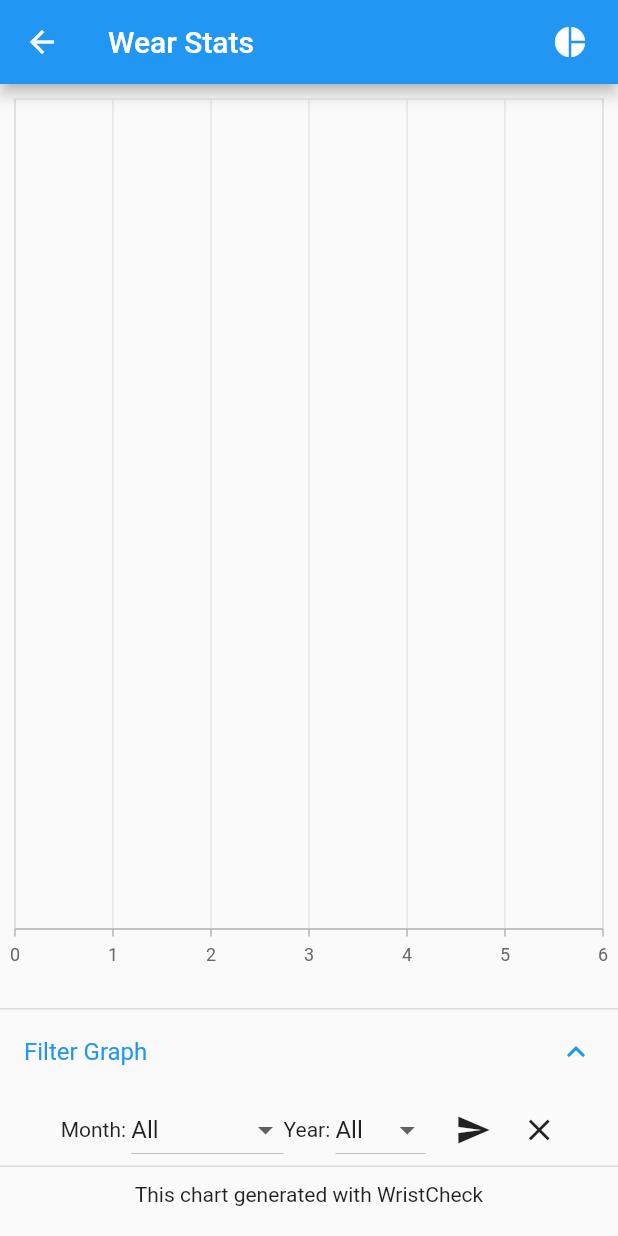
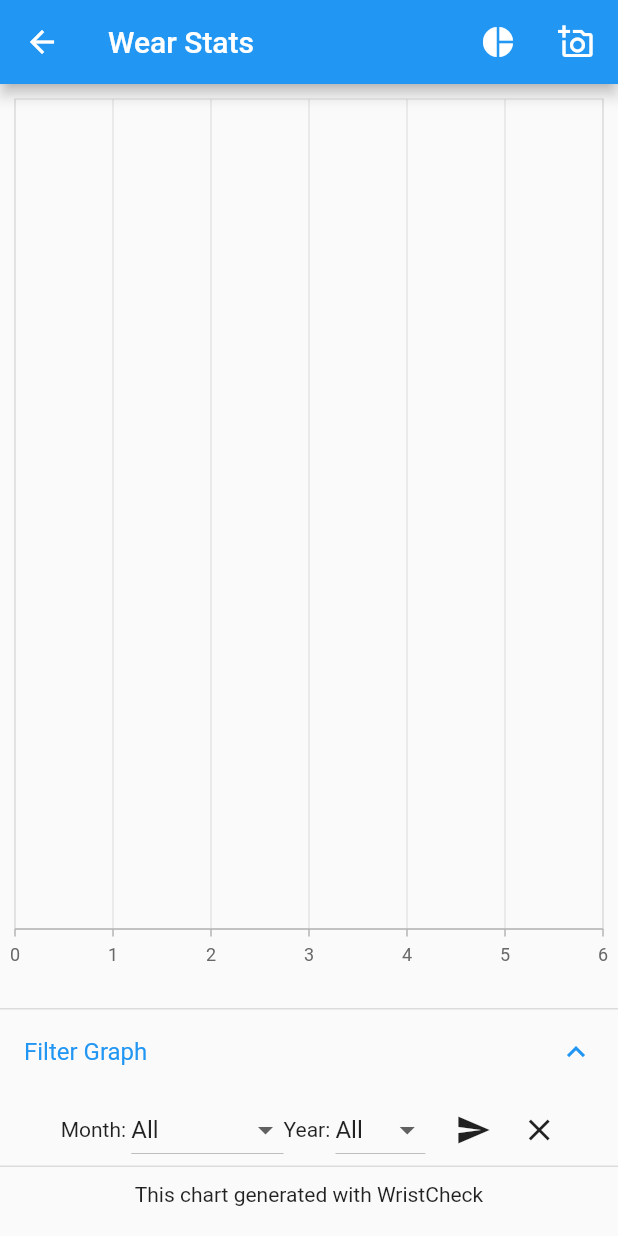
Before and after one commit to Stif-UK/WristCheck, a Flutter app: the WearStats screen opened directly, after a tap on "Filter Graph", on a phone screen of 412 x 824 dp. Run offline on Flutter 3.47's test engine with Material 2 defaults, Android fonts, the phone set to English and light mode, and no system bars; drawn by our look-alikes of screenshot; our stand-ins replace file_picker, flutter_local_notifications, flutter_markdown, get, google_mobile_ads, hive and 9 more; accounts and stored records are empty; network calls fail.

Commit message:
Implemented screenshot and share for wear stats

```diff
--- a/lib/ui/wearStats.dart
+++ b/lib/ui/wearStats.dart
@@ -1,9 +1,14 @@
+import 'dart:io';
+
 import 'package:flutter/material.dart';
+import 'package:path_provider/path_provider.dart';
 import 'package:wristcheck/ui/charts/wear_chart.dart';
 import 'package:wristcheck/ui/charts/wear_pie_chart.dart';
 import 'package:wristcheck/boxes.dart';
 import 'package:wristcheck/model/watches.dart';
-
+import 'package:screenshot/screenshot.dart';
+import 'dart:typed_data';
+import 'package:share_plus/share_plus.dart';
 
 /// In this class we'll create a widget to graph which watches have been worn, and how often
 /// eventually extending this to allow for different parameters to be passed in to redraw the graph
@@ -53,17 +58,23 @@ bool barChart = true;
 
 class _WearStatsState extends State<WearStats> {
 
+  ScreenshotController screenshotController = ScreenshotController();
+
+  var _imageFile;
+
   @override
   Widget build(BuildContext context) {
 
 
 
-    return Scaffold(
+    return Screenshot(
+      controller: screenshotController,
+      child: Scaffold(
         appBar: AppBar(
           title: const Text("Wear Stats"),
           actions: [
             Padding(
-            padding: const EdgeInsets.all(8.0),
+              padding: const EdgeInsets.fromLTRB(0,0,4,0),
               child: IconButton(
                 icon: barChart? const Icon(Icons.pie_chart) : const Icon(Icons.bar_chart),
               onPressed: (){
@@ -71,7 +82,24 @@ class _WearStatsState extends State<WearStats> {
                     barChart = !barChart;
                   });
               },),
-          )
+            ),
+            Padding(padding: const EdgeInsets.fromLTRB(0,0,4,0),
+            child: IconButton(
+              icon: const Icon(Icons.add_a_photo_outlined),
+              onPressed: () async {
+                final image = await screenshotController.capture();
+                saveAndShare(image!);
+
+                // screenshotController.capture().then((Uint8List image) {
+                //   //Capture Done
+                //   setState(() {
+                //     _imageFile = image;
+                //   });
+                // }).catchError((onError) {
+                //   print(onError);
+                // });
+              },
+            ),)
           ],
         ),
           body: Column(
@@ -97,7 +125,8 @@ class _WearStatsState extends State<WearStats> {
               )
               // const SizedBox(height: 10)
             ],
-        ));
+          )),
+    );
   }
 
   Widget _buildFilterRow(){
@@ -160,4 +189,10 @@ class _WearStatsState extends State<WearStats> {
     );
   }
 
+  Future saveAndShare(Uint8List bytes) async{
+    final directory = await getApplicationDocumentsDirectory();
+    final image = File('${directory.path}/shareImage.png');
+    image.writeAsBytesSync(bytes);
+    await Share.shareFiles([image.path],text: "Chart generated with WristCheck");
   }
+}
--- a/pubspec.yaml
+++ b/pubspec.yaml
@@ -53,6 +53,8 @@ dependencies:
   file_picker: ^3.0.4
   flutter_local_notifications: ^11.0.0
   google_mobile_ads: ^2.0.1
+  screenshot: ^1.2.3
+  share_plus: ^4.4.0
 
 dev_dependencies:
   flutter_test:
```
Also changed, not shown: pubspec.lock, 1 other file. Lines whose indentation alone changed are shown as unchanged.
